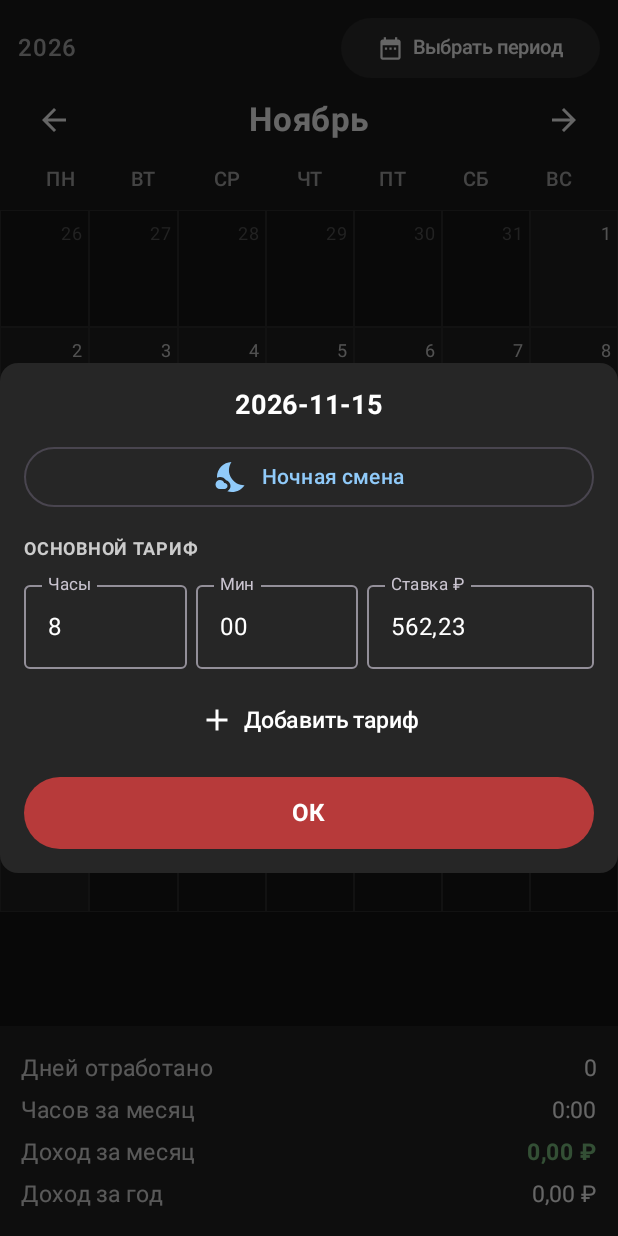
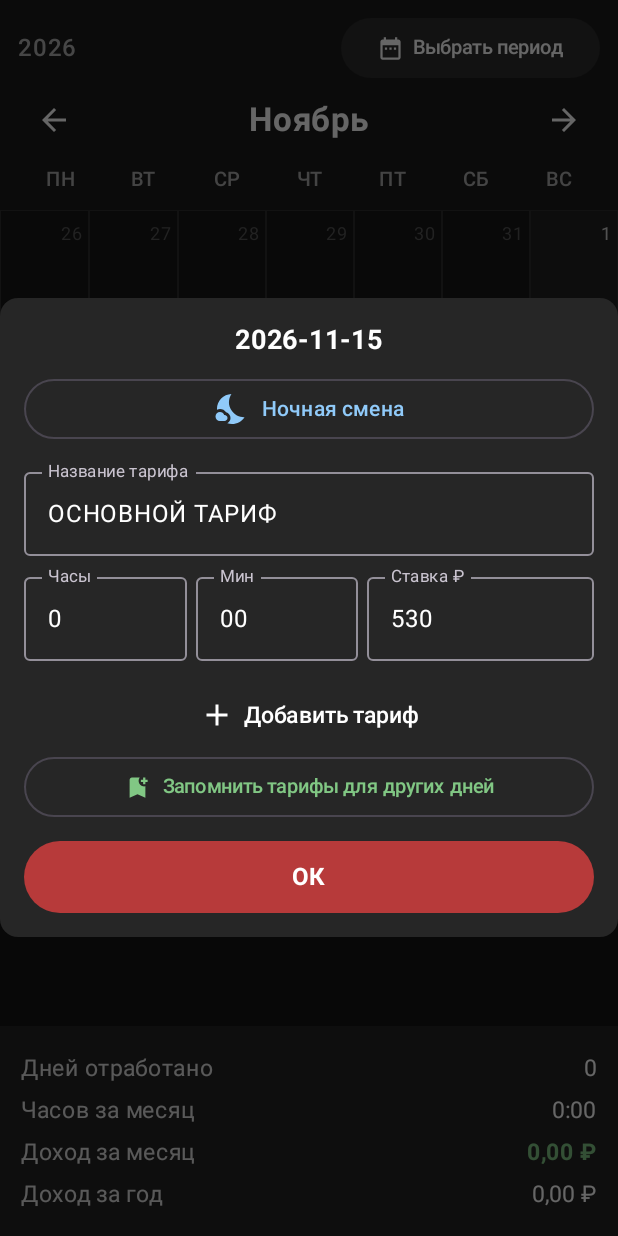
Before and after one commit to nikitakulikov5727-maker/WorkTimeCalendar, an Android app built with Jetpack Compose: the screen it shows after launch (MainActivity), after a tap on "15", on a phone screen of 412 x 824 dp. Run offline under Robolectric (Android 15) with nearby library versions, the phone set to English and light mode, and no system bars; our stand-ins replace Room's generated code.

Commit message:
Update CalendarScreen.kt

```diff
--- a/app/src/main/java/com/example/workcalendar/ui/CalendarScreen.kt
+++ b/app/src/main/java/com/example/workcalendar/ui/CalendarScreen.kt
@@ -14,6 +14,7 @@ import androidx.compose.material.icons.Icons
 import androidx.compose.material.icons.automirrored.filled.ArrowBack
 import androidx.compose.material.icons.automirrored.filled.ArrowForward
 import androidx.compose.material.icons.filled.Add
+import androidx.compose.material.icons.filled.BookmarkAdd
 import androidx.compose.material.icons.filled.DateRange
 import androidx.compose.material.icons.filled.Delete
 import androidx.compose.material.icons.filled.NightsStay
@@ -53,6 +54,7 @@ data class EditableTariffRow(
 fun CalendarScreen(dao: WorkDao) {
     val scope = rememberCoroutineScope()
     val allEntries by dao.getAllEntries().collectAsState(initial = emptyList())
+    val savedTemplates by dao.getTariffTemplates().collectAsState(initial = emptyList())
 
     var currentMonth by remember { mutableStateOf(YearMonth.now()) }
     var selectedDayForEdit by remember { mutableStateOf<LocalDate?>(null) }
@@ -178,8 +180,7 @@ fun CalendarScreen(dao: WorkDao) {
                     .padding(14.dp)
             ) {
                 if (isRangeMode) {
-                    if (rangeStats != null) {
-                        val (s, e, totals) = rangeStats
+                    if (rangeStats != null) {val (s, e, totals) = rangeStats
                         val fmt = DateTimeFormatter.ofPattern("dd.MM.yyyy")
                         Text(
                             text = "Период: ${s.format(fmt)} — ${e.format(fmt)}",
@@ -308,9 +309,35 @@ fun CalendarScreen(dao: WorkDao) {
         DayEditorDialog(
             date = date,
             existingEntries = entriesByDay[date].orEmpty(),
+            savedTemplates = savedTemplates,
             onDismiss = { selectedDayForEdit = null },
-            onSaveDay = { updatedRows ->
+            onSaveTemplateOnly = { rows ->
                 scope.launch {
+                    val templates = rows.mapIndexed { index, row ->
+                        TariffTemplate(
+                            sortOrder = index,
+                            tariffName = row.name.ifBlank { if (index == 0) "ОСНОВНОЙ ТАРИФ" else "ТАРИФ ${index + 1}" },
+                            rateKopecks = parseRateToKopecks(row.rateText)
+                        )
+                    }
+                    dao.clearTariffTemplates()
+                    dao.insertTariffTemplates(templates)
+                }
+            },
+            onSaveDay = { updatedRows, saveAsTemplate ->
+                scope.launch {
+                    if (saveAsTemplate) {
+                        val templates = updatedRows.mapIndexed { index, row ->
+                            TariffTemplate(
+                                sortOrder = index,
+                                tariffName = row.name.ifBlank { if (index == 0) "ОСНОВНОЙ ТАРИФ" else "ТАРИФ ${index + 1}" },
+                                rateKopecks = parseRateToKopecks(row.rateText)
+                            )
+                        }
+                        dao.clearTariffTemplates()
+                        dao.insertTariffTemplates(templates)
+                    }
+
                     dao.deleteByDay(date.toEpochDay())
                     val newEntries = updatedRows.mapNotNull { row ->
                         val h = row.hoursText.toIntOrNull() ?: 0
@@ -322,8 +349,7 @@ fun CalendarScreen(dao: WorkDao) {
                                 dateEpochDay = date.toEpochDay(),
                                 tariffName = row.name,
                                 minutes = totalMins,
-                                rateKopecks = rateKopecks,
-                                note = row.note
+                                rateKopecks = rateKopecks,note = row.note
                             )
                         } else null
                     }
@@ -372,36 +398,57 @@ private fun SummaryRow(label: String, value: String, highlight: Boolean = false)
 fun DayEditorDialog(
     date: LocalDate,
     existingEntries: List<WorkEntry>,
+    savedTemplates: List<TariffTemplate>,
     onDismiss: () -> Unit,
-    onSaveDay: (List<EditableTariffRow>) -> Unit,
+    onSaveTemplateOnly: (List<EditableTariffRow>) -> Unit,
+    onSaveDay: (List<EditableTariffRow>, Boolean) -> Unit,
     onAddNightShift: (LocalTime, Int, String, Long) -> Unit
 ) {
     var showNightShiftDialog by remember { mutableStateOf(false) }
+    var templateSavedBanner by remember { mutableStateOf(false) }
 
     val rows = remember {
         mutableStateListOf<EditableTariffRow>().apply {
-            if (existingEntries.isEmpty()) {
-                add(EditableTariffRow(name = "ОСНОВНОЙ ТАРИФ", hoursText = "8", minutesText = "00", rateText = "562,23"))
-            } else {
+            if (existingEntries.isNotEmpty()) {
                 existingEntries.forEach { e ->
-                    val rateStr = BigDecimal(e.rateKopecks)
-                        .divide(BigDecimal(100))
-                        .toPlainString()
-                        .replace('.', ',')
                     add(
                         EditableTariffRow(
                             id = e.id,
                             name = e.tariffName,
                             hoursText = (e.minutes / 60).toString(),
                             minutesText = String.format(Locale.US, "%02d", e.minutes % 60),
-                            rateText = rateStr,
+                            rateText = formatKopecksInput(e.rateKopecks),
                             note = e.note
                         )
                     )
                 }
+            } else if (savedTemplates.isNotEmpty()) {
+                savedTemplates.forEach { tpl ->
+                    add(
+                        EditableTariffRow(
+                            name = tpl.tariffName,
+                            hoursText = "0",
+                            minutesText = "00",
+                            rateText = formatKopecksInput(tpl.rateKopecks)
+                        )
+                    )
+                }
+            } else {
+                add(
+                    EditableTariffRow(
+                        name = "ОСНОВНОЙ ТАРИФ",
+                        hoursText = "0",
+                        minutesText = "00",
+                        rateText = "530"
+                    )
+                )
             }
         }
     }
+
+    val defaultNightRate = savedTemplates.firstOrNull()?.let { formatKopecksInput(it.rateKopecks) }
+        ?: rows.firstOrNull()?.rateText
+        ?: "530"
 
     Dialog(onDismissRequest = onDismiss) {
         Surface(
@@ -422,7 +469,7 @@ fun DayEditorDialog(
                     modifier = Modifier.align(Alignment.CenterHorizontally)
                 )
 
-                Spacer(Modifier.height(12.dp))
+                Spacer(Modifier.height(10.dp))
 
                 OutlinedButton(
                     onClick = { showNightShiftDialog = true },
@@ -434,29 +481,46 @@ fun DayEditorDialog(
                     Text("Ночная смена")
                 }
 
-                Spacer(Modifier.height(12.dp))
+                Spacer(Modifier.height(10.dp))
 
                 rows.forEachIndexed { index, row ->
-                    Text(
-                        text = row.name + if (row.note.isNotEmpty()) " (${row.note})" else "",
-                        color = Color(0xFFCCCCCC),
-                        fontSize = 12.sp,
-                        fontWeight = FontWeight.Bold
-                    )
-                    Spacer(Modifier.height(4.dp))
+                    Row(
+                        modifier = Modifier.fillMaxWidth(),
+                        verticalAlignment = Alignment.CenterVertically,
+                        horizontalArrangement = Arrangement.SpaceBetween
+                    ) {
+                        OutlinedTextField(
+                            value = row.name,
+                            onValueChange = { rows[index] = row.copy(name = it) },
+                            label = { Text("Название тарифа", fontSize = 11.sp) },
+                            modifier = Modifier.weight(1f),
+                            singleLine = true
+                        )
+                        if (rows.size > 1) {
+                            IconButton(
+                                onClick = { rows.removeAt(index) },
+                                modifier = Modifier.padding(start = 4.dp)
+                            ) {
+                                Icon(Icons.Default.Delete, contentDescription = "Удалить", tint = Color(0xFFE57373))
+                            }
+                        }
+                    }
+
+                    if (row.note.isNotEmpty()) {
+                        Text(
+                            text = "Примечание: ${row.note}",
+                            color = Color(0xFF90CAF9),
+                            fontSize = 11.sp,
+                            modifier = Modifier.padding(top = 2.dp)
+                        )
+                    }
+
+                    Spacer(Modifier.height(6.dp))
+
                     Row(
                         verticalAlignment = Alignment.CenterVertically,
                         horizontalArrangement = Arrangement.spacedBy(6.dp)
                     ) {
-                        if (rows.size > 1) {
-                            IconButton(
-                                onClick = { rows.removeAt(index) },
-                                modifier = Modifier.size(32.dp)
-                            ) {
-                                Icon(Icons.Default.Delete, contentDescription = "Удалить", tint = Color(0xFFE57373))
-                            }
-                        }
-
                         OutlinedTextField(
                             value = row.hoursText,
                             onValueChange = { rows[index] = row.copy(hoursText = it.filter(Char::isDigit).take(2)) },
@@ -478,24 +542,24 @@ fun DayEditorDialog(
                         OutlinedTextField(
                             value = row.rateText,
                             onValueChange = { rows[index] = row.copy(rateText = it) },
-                            label = { Text("Ставка ₽", fontSize = 11.sp) },
-                            keyboardOptions = KeyboardOptions(keyboardType = KeyboardType.Decimal),
+                            label = { Text("Ставка ₽", fontSize = 11.sp) },keyboardOptions = KeyboardOptions(keyboardType = KeyboardType.Decimal),
                             modifier = Modifier.weight(1.4f),
                             singleLine = true
                         )
                     }
-                    Spacer(Modifier.height(10.dp))
+                    Spacer(Modifier.height(12.dp))
                 }
 
                 TextButton(
                     onClick = {
                         val nextNum = rows.size + 1
+                        val baseRate = rows.firstOrNull()?.rateText ?: "530"
                         rows.add(
                             EditableTariffRow(
                                 name = "ТАРИФ $nextNum",
                                 hoursText = "0",
                                 minutesText = "00",
-                                rateText = "562,23"
+                                rateText = baseRate
                             )
                         )
                     },
@@ -506,10 +570,26 @@ fun DayEditorDialog(
                     Text("Добавить тариф", color = Color.White, fontSize = 15.sp)
                 }
 
-                Spacer(Modifier.height(14.dp))
+                OutlinedButton(
+                    onClick = {
+                        onSaveTemplateOnly(rows.toList())
+                        templateSavedBanner = true
+                    },
+                    modifier = Modifier.fillMaxWidth(),
+                    colors = ButtonDefaults.outlinedButtonColors(contentColor = Color(0xFF81C784))
+                ) {
+                    Icon(Icons.Default.BookmarkAdd, contentDescription = null, modifier = Modifier.size(18.dp))
+                    Spacer(Modifier.width(8.dp))
+                    Text(
+                        text = if (templateSavedBanner) "Тарифы сохранены для всех дней ✓" else "Запомнить тарифы для других дней",
+                        fontSize = 13.sp
+                    )
+                }
+
+                Spacer(Modifier.height(12.dp))
 
                 Button(
-                    onClick = { onSaveDay(rows.toList()) },
+                    onClick = { onSaveDay(rows.toList(), true) },
                     modifier = Modifier
                         .fillMaxWidth()
                         .height(48.dp),
@@ -525,6 +605,7 @@ fun DayEditorDialog(
     if (showNightShiftDialog) {
         NightShiftDialog(
             date = date,
+            initialRateText = defaultNightRate,
             onDismiss = { showNightShiftDialog = false },
             onConfirm = { startTime, durationMins, rateKopecks ->
                 showNightShiftDialog = false
@@ -537,6 +618,7 @@ fun DayEditorDialog(
 @Composable
 fun NightShiftDialog(
     date: LocalDate,
+    initialRateText: String,
     onDismiss: () -> Unit,
     onConfirm: (LocalTime, Int, Long) -> Unit
 ) {
@@ -544,7 +626,7 @@ fun NightShiftDialog(
     var startMin by remember { mutableStateOf("15") }
     var endHour by remember { mutableStateOf("08") }
     var endMin by remember { mutableStateOf("00") }
-    var rateText by remember { mutableStateOf("562,23") }
+    var rateText by remember { mutableStateOf(initialRateText) }
 
     val sh = (startHour.toIntOrNull() ?: 0).coerceIn(0, 23)
     val sm = (startMin.toIntOrNull() ?: 0).coerceIn(0, 59)
@@ -643,8 +725,7 @@ fun NightShiftDialog(
                         Text(
                             text = "• ${date.format(DateTimeFormatter.ofPattern("dd.MM"))}: ${formatMinutes(todayMins)}",
                             color = Color(0xFF81C784),
-                            fontSize = 13.sp
-                        )
+                            fontSize = 13.sp)
                         if (nextDayMins > 0) {
                             Text(
                                 text = "• ${date.plusDays(1).format(DateTimeFormatter.ofPattern("dd.MM"))} (после 00:00): ${formatMinutes(nextDayMins)}",
```
